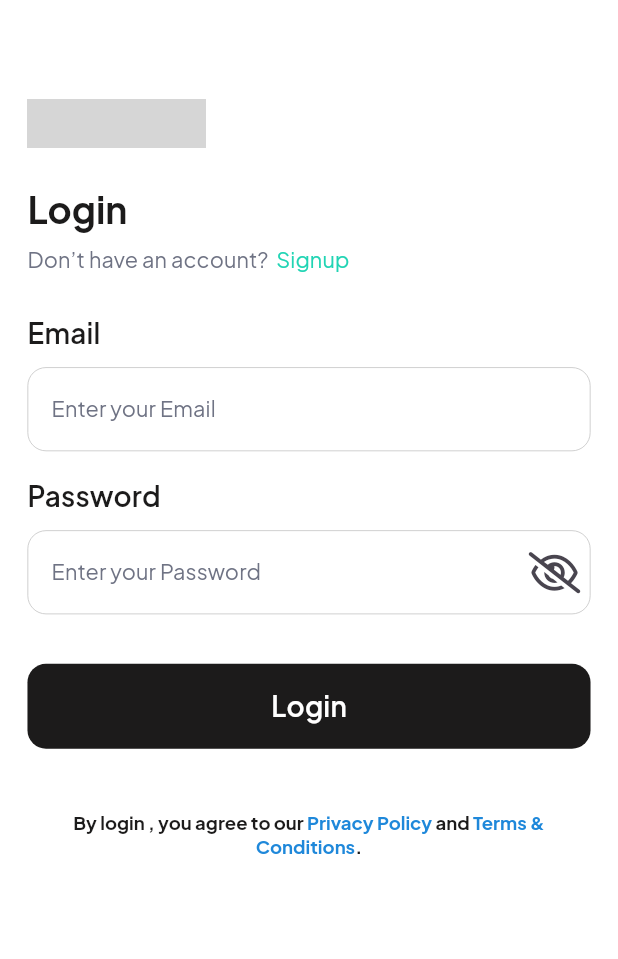
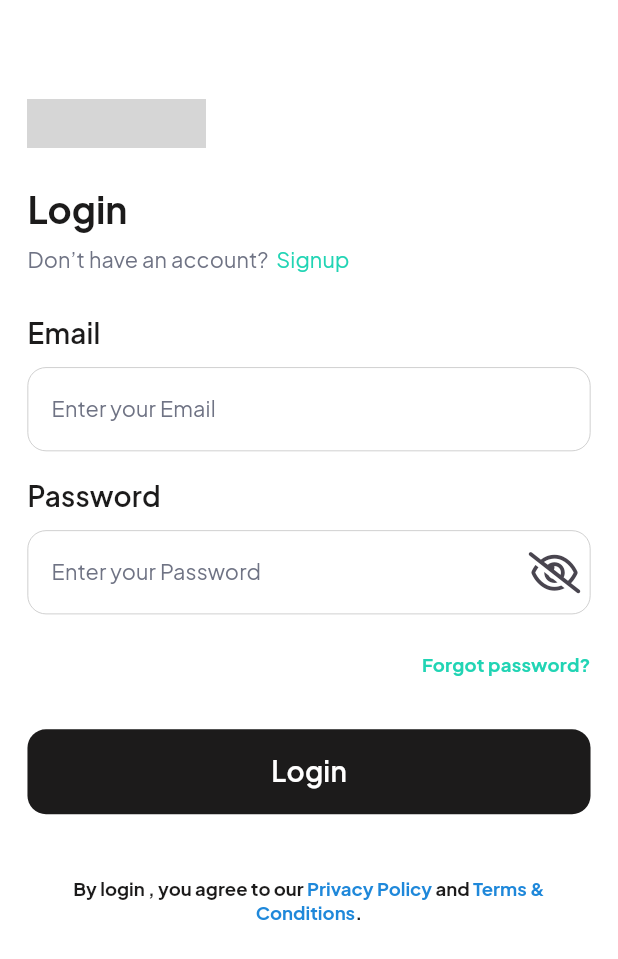
Before and after one commit to EzatRashad/QuickMart-Ecommerce-App, a Flutter app: the screen it shows after launch, after a tap on "Login", on a phone screen of 412 x 824 dp. Shown: the top 959 px of the screen. Run offline on Flutter 3.47's test engine with Material 3 defaults, Android fonts, the phone set to English and light mode, and no system bars; our stand-ins replace flutter_screenutil, font_awesome_flutter, shared_preferences; grey boxes are pictures that could not be loaded.

Commit message:
Login ui done

```diff
--- a/lib/features/login/presentation/views/widgets/login_view_body.dart
+++ b/lib/features/login/presentation/views/widgets/login_view_body.dart
@@ -10,6 +10,7 @@ import 'package:quick_mart_app/core/widgets/custom_text_form_filed.dart';
 import 'package:quick_mart_app/features/login/presentation/views/widgets/text_rich.dart';
 import 'package:quick_mart_app/features/signup/presentation/views/signup_view.dart';
 
+import '../../../../../core/utils/app_color.dart';
 
 class LoginViewBody extends StatefulWidget {
   const LoginViewBody({super.key});
@@ -71,10 +72,21 @@ class _LoginViewBodyState extends State<LoginViewBody> {
                   ),
                 ),
               ),
+              24.ph,
+              Align(
+                alignment: Alignment.centerRight,
+                child: Text(
+                  "Forgot password?",
+                  style: Theme.of(context).textTheme.titleMedium!.copyWith(
+                      color: AppColors.cyan,
+                      fontSize: 12.sp,
+                      fontWeight: FontWeight.bold),
+                ),
+              ),
               SizedBox(height: MediaQuery.sizeOf(context).height * .04),
               CustomButton(text: "Login"),
               SizedBox(height: MediaQuery.sizeOf(context).height * .05),
-            TextRich(),
+              TextRich(),
             ],
           ),
         ),
```
